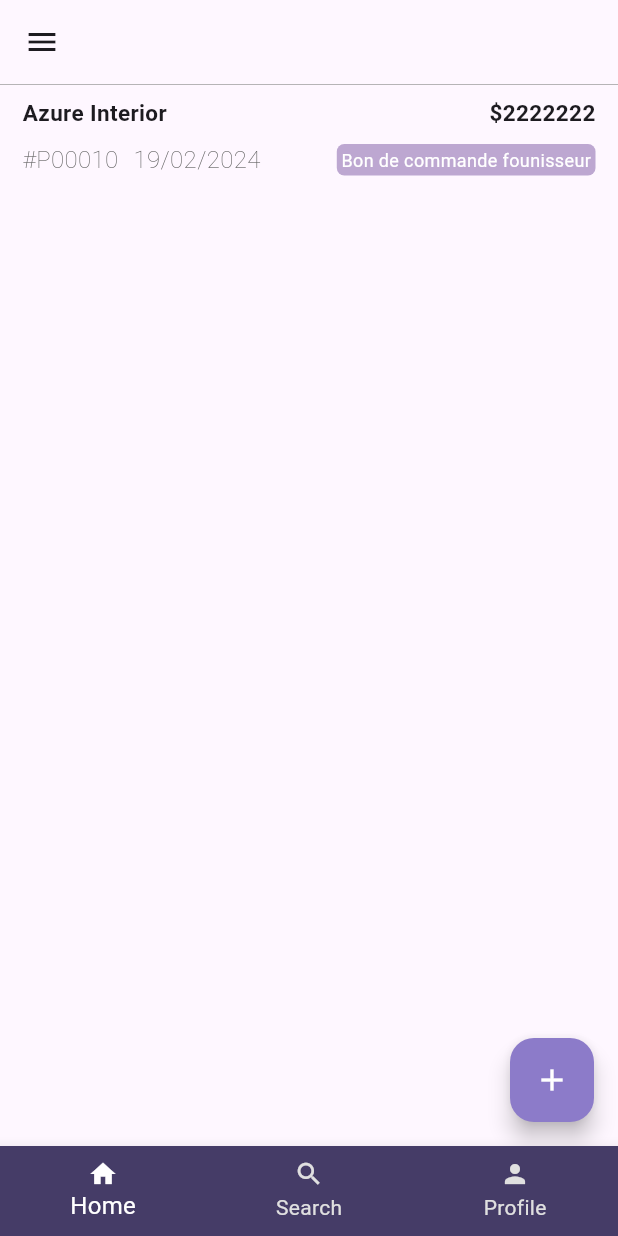
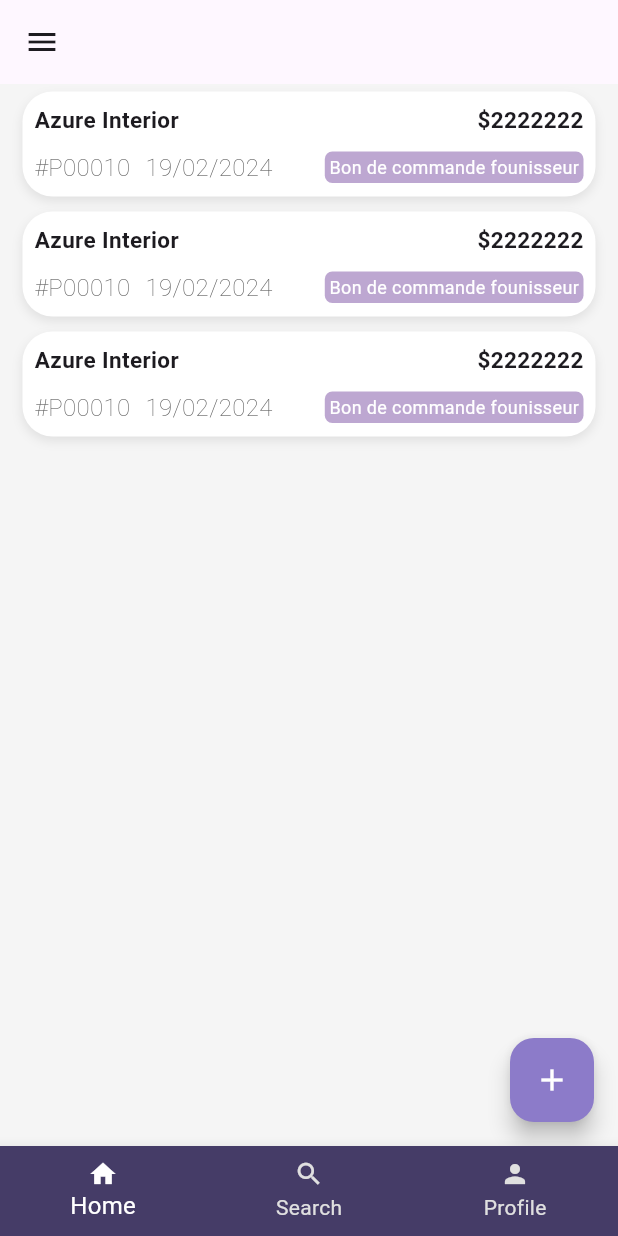
Before and after one commit to oussama-souidi/odoo_erp_mobile_app, a Flutter app: the screen it shows after launch, on a phone screen of 412 x 824 dp. Run offline on Flutter 3.47's test engine with Material 3 defaults, Android fonts, the light colour scheme and no system bars.

Commit message:
chwaya tandhim structure

```diff
--- a/lib/modules/achats/achats.dart
+++ b/lib/modules/achats/achats.dart
@@ -1,63 +1,37 @@
 import 'package:flutter/material.dart';
 import 'package:mobile_app/modules/achats/components/details_page.dart';
+import 'package:mobile_app/modules/achats/components/list_item.dart';
 
 class Achats extends StatelessWidget {
   const Achats({super.key});
 
   @override
   Widget build(BuildContext context) {
-    return Padding(
-      padding: EdgeInsets.symmetric(horizontal: 15, vertical: 8),
-      child: Column(
-        crossAxisAlignment: CrossAxisAlignment.end,
-        mainAxisAlignment: MainAxisAlignment.spaceBetween,
-        children: [
-          Row(
-            mainAxisAlignment: MainAxisAlignment.spaceBetween,
-            children: [
-              Text(
-                "Azure Interior",
-                style: TextStyle(fontSize: 15.0, fontWeight: FontWeight.bold),
-              ),
-              Text(
-                '\$2222222',
-                style: TextStyle(fontSize: 15.0, fontWeight: FontWeight.bold),
-              ),
-            ],
-          ),
-          Row(
-            mainAxisAlignment: MainAxisAlignment.spaceBetween,
-            children: [
-              Row(
-                children: [
-                  Text(
-                    "\#P00010",
-                    style:
-                        TextStyle(fontSize: 16.0, fontWeight: FontWeight.w100, color: Colors.grey[700]),
-                  ),
-                  const SizedBox(width: 10),
-                  Text(
-                    '19/02/2024',
-                    style:
-                        TextStyle(fontSize: 16.0, fontWeight: FontWeight.w100, color: Colors.grey[700]),
-                  ),
-                ],
-              ),
-              Container(
-                decoration: BoxDecoration(
-                    color: const Color(0xffbda7d1),
-                    borderRadius: BorderRadius.circular(5)),
-                child: Padding(
-                  padding: EdgeInsets.symmetric(horizontal: 3, vertical: 2),
-                  child: Text("Bon de commande founisseur",
-                      style: TextStyle(color: Colors.white, fontSize: 12.0)),
-                ),
-              )
-            ],
-          ),
-        ],
+    return Scaffold(
+      backgroundColor: Colors.grey.shade100,
+      floatingActionButton: Builder(
+        builder: (context) => FloatingActionButton(
+          onPressed: () {
+            Navigator.push(context,
+                MaterialPageRoute(builder: (context) => details_page()));
+          },
+          backgroundColor: const Color(0xff8c7bc9),
+          child: const Icon(Icons.add, color: Colors.white,),
+
+          // ...
+        ),
+      ),
+
+      body: GridView.builder(
+        gridDelegate: const SliverGridDelegateWithFixedCrossAxisCount(
+          crossAxisCount: 1,
+          mainAxisExtent: 80,
+        ),
+        itemCount: 3,
+        itemBuilder: (context, index) => Container(
+          child: ListItem(),
+        ),
       ),
     );
-
   }
 }
--- /dev/null
+++ b/lib/modules/achats/components/list_item.dart
@@ -0,0 +1,82 @@
+import 'package:flutter/material.dart';
+
+class ListItem extends StatelessWidget {
+
+
+  const ListItem({super.key});
+
+  @override
+  Widget build(BuildContext context) {
+    return Padding(
+      padding: EdgeInsets.symmetric(horizontal: 15, vertical: 5),
+      child: Container(
+        decoration: BoxDecoration(
+            borderRadius: BorderRadius.circular(20),
+            color: Colors.white,
+            boxShadow: [
+              BoxShadow(
+                  color: Colors.grey.shade300,
+                  blurRadius: 5,
+                  offset: Offset(0,3)
+              )
+            ]),
+        child: Padding(
+          padding: const EdgeInsets.all(8.0),
+          child: Column(
+            crossAxisAlignment: CrossAxisAlignment.end,
+            mainAxisAlignment: MainAxisAlignment.spaceBetween,
+            children: [
+              Row(
+                mainAxisAlignment: MainAxisAlignment.spaceBetween,
+                children: [
+                  Text(
+                    "Azure Interior",
+                    style: TextStyle(fontSize: 15.0, fontWeight: FontWeight.bold),
+                  ),
+                  Text(
+                    '\$2222222',
+                    style: TextStyle(fontSize: 15.0, fontWeight: FontWeight.bold),
+                  ),
+                ],
+              ),
+              Row(
+                mainAxisAlignment: MainAxisAlignment.spaceBetween,
+                children: [
+                  Row(
+                    children: [
+                      Text(
+                        "\#P00010",
+                        style: TextStyle(
+                            fontSize: 16.0,
+                            fontWeight: FontWeight.w100,
+                            color: Colors.grey[700]),
+                      ),
+                      const SizedBox(width: 10),
+                      Text(
+                        '19/02/2024',
+                        style: TextStyle(
+                            fontSize: 16.0,
+                            fontWeight: FontWeight.w100,
+                            color: Colors.grey[700]),
+                      ),
+                    ],
+                  ),
+                  Container(
+                    decoration: BoxDecoration(
+                        color: const Color(0xffbda7d1),
+                        borderRadius: BorderRadius.circular(5)),
+                    child: Padding(
+                      padding: EdgeInsets.symmetric(horizontal: 3, vertical: 2),
+                      child: Text("Bon de commande founisseur",
+                          style: TextStyle(color: Colors.white, fontSize: 12.0)),
+                    ),
+                  )
+                ],
+              ),
+            ],
+          ),
+        ),
+      ),
+    );
+  }
+}
--- a/lib/pages/home_page.dart
+++ b/lib/pages/home_page.dart
@@ -1,6 +1,5 @@
 import 'package:flutter/material.dart';
 import 'package:mobile_app/modules/achats/achats.dart';
-import 'package:mobile_app/modules/achats/components/details_page.dart';
 import 'package:mobile_app/components/navbar.dart';
 
 class HomePage extends StatefulWidget {
@@ -15,37 +14,9 @@ class _HomePageState extends State<HomePage> {
   int _selectedIndex = 0;
 
   static final List<Widget> _widgetOptions = [
-    Scaffold(
-      floatingActionButton: Builder(
-        builder: (context) => FloatingActionButton(
-          onPressed: () {
-            Navigator.push(context,
-                MaterialPageRoute(builder: (context) => details_page()));
-          },
-          backgroundColor: const Color(0xff8c7bc9),
-          child: const Icon(Icons.add, color: Colors.white,),
-
-          // ...
-        ),
-      ),
-
-      body: GridView.builder(
-        gridDelegate: const SliverGridDelegateWithFixedCrossAxisCount(
-          crossAxisCount: 1,
-          mainAxisExtent: 70,
-        ),
-        itemCount: 1,
-        itemBuilder: (context, index) => Container(
-          decoration: const BoxDecoration(
-            border: Border(
-              //bottom: BorderSide(color: Colors.grey, width: 1.0),
-              top: BorderSide(color: Colors.grey, width: 0.5),
-            ),
-          ),
-          child: Achats(),
-        ),
-      ),
-    ),
+    Achats(),
+    const Text("Hedhi Mazelet"),
+    const Text("Hata hedhi mazelet")
   ];
 
   void _onItemTapped(int index) {
```
